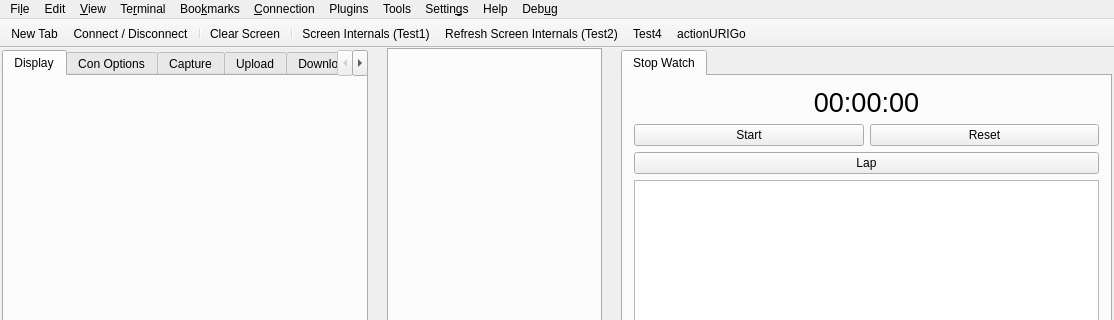
Above: src/UI/QT/Form_MainWindow.ui from TheBeef/WhippyTerm before the change; both pictures show x 0 to 1114 and y 0 to 320 of the 1114 by 699 pixel window. Below: the same form after it.
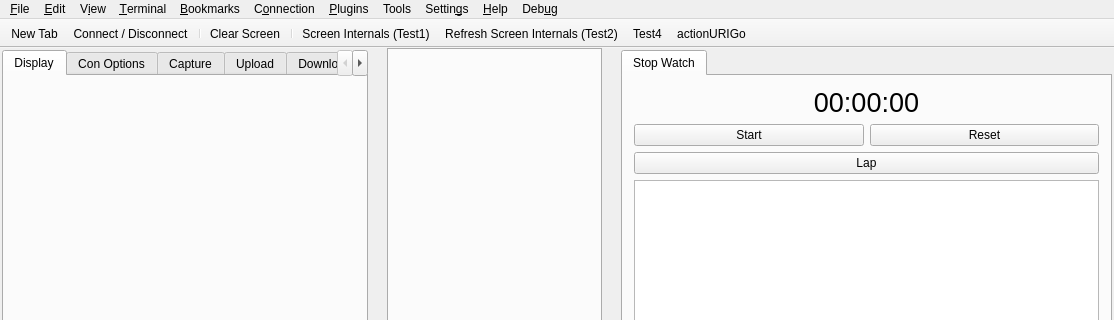
That is the form after the change. Icons and pictures are not drawn. Custom widgets are drawn as their Qt base class.

```diff
--- a/src/UI/QT/Form_MainWindow.ui
+++ b/src/UI/QT/Form_MainWindow.ui
@@ -1515,7 +1515,7 @@
    </property>
    <widget class="QMenu" name="menuFile">
     <property name="title">
-     <string>Fi&amp;le</string>
+     <string>&amp;File</string>
     </property>
     <widget class="QMenu" name="menuCapture">
      <property name="title">
@@ -1563,7 +1563,7 @@
    </widget>
    <widget class="QMenu" name="menuHelp">
     <property name="title">
-     <string>Help</string>
+     <string>&amp;Help</string>
     </property>
     <addaction name="actionAbout_Whippy_Term"/>
    </widget>
@@ -1594,7 +1594,7 @@
    </widget>
    <widget class="QMenu" name="menuView">
     <property name="title">
-     <string>&amp;View</string>
+     <string>V&amp;iew</string>
     </property>
     <widget class="QMenu" name="menuStop_Watch">
      <property name="title">
@@ -1623,7 +1623,7 @@
    </widget>
    <widget class="QMenu" name="menuEdit">
     <property name="title">
-     <string>Edit</string>
+     <string>&amp;Edit</string>
     </property>
     <widget class="QMenu" name="menuOther_Clipboards">
      <property name="title">
@@ -1650,7 +1650,7 @@
    </widget>
    <widget class="QMenu" name="menuConnection">
     <property name="title">
-     <string>&amp;Connection</string>
+     <string>C&amp;onnection</string>
     </property>
     <addaction name="actionConnect_Menu"/>
     <addaction name="actionDisconnect_Menu"/>
@@ -1667,7 +1667,7 @@
    </widget>
    <widget class="QMenu" name="menuTerminal">
     <property name="title">
-     <string>Te&amp;rminal</string>
+     <string>&amp;Terminal</string>
     </property>
     <addaction name="actionClear_Screen"/>
     <addaction name="actionClear_Scroll_Buffer"/>
@@ -1688,7 +1688,7 @@
    </widget>
    <widget class="QMenu" name="menuBookmarks">
     <property name="title">
-     <string>Boo&amp;kmarks</string>
+     <string>&amp;Bookmarks</string>
     </property>
     <addaction name="actionBookmark_this_connection"/>
     <addaction name="actionManage_Bookmarks"/>
@@ -1696,7 +1696,7 @@
    </widget>
    <widget class="QMenu" name="menuPlugins">
     <property name="title">
-     <string>Plugins</string>
+     <string>&amp;Plugins</string>
     </property>
     <addaction name="actionGet_Plugins"/>
     <addaction name="separator"/>
```
Left out of the diff: 6 changed lines with no effect on the pictures.
